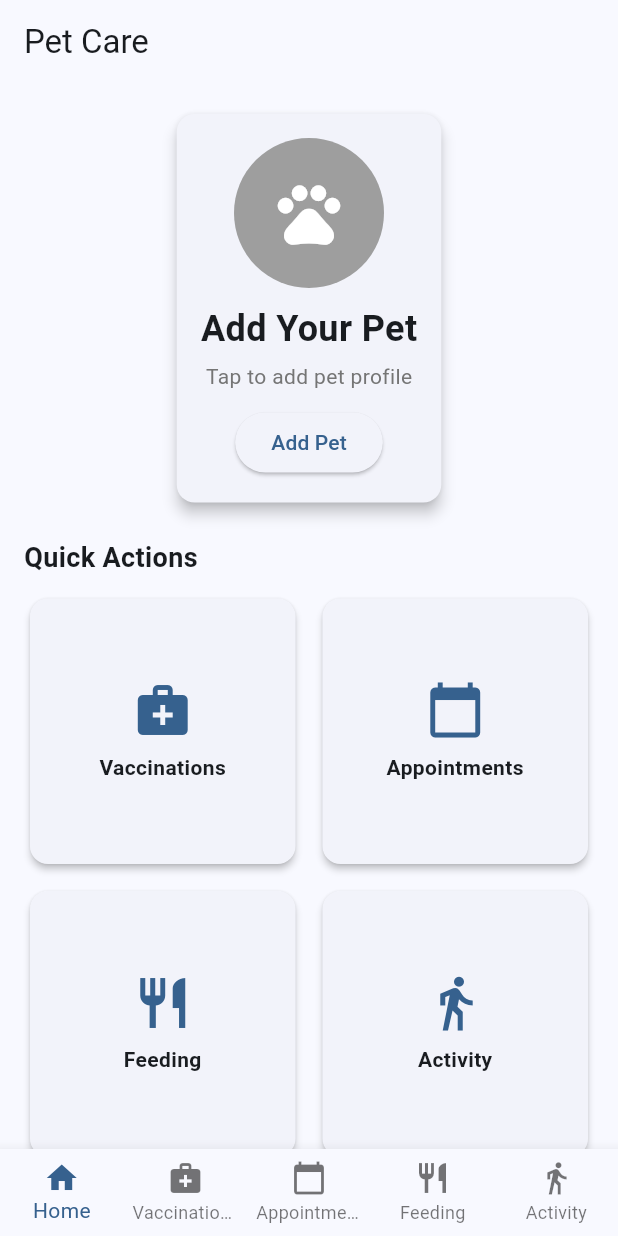
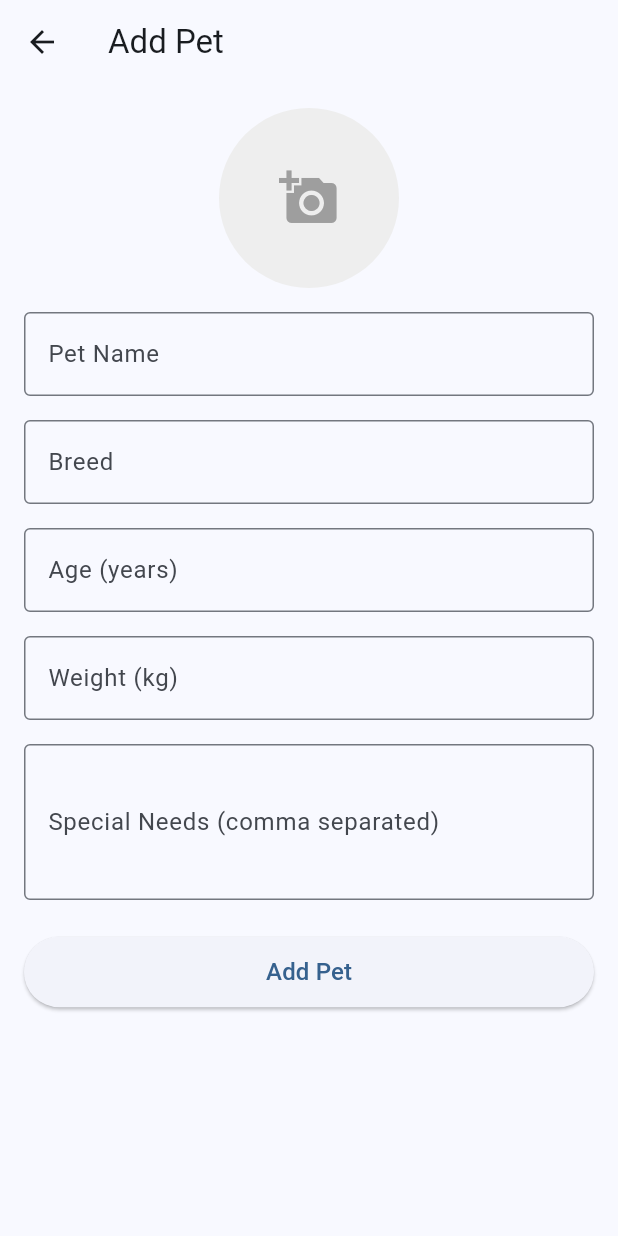
Before and after one commit to Sanuka23/pet_care, a Flutter app: the screen it shows after launch, after a tap on "Add Pet", on a phone screen of 412 x 824 dp. Run offline on Flutter 3.47's test engine with Material 3 defaults, Android fonts, the phone set to English and light mode, and no system bars; our stand-ins replace image_picker, shared_preferences.

Commit message:
Step 2: Implemented pet profile management with tests

```diff
--- a/lib/screens/home_screen.dart
+++ b/lib/screens/home_screen.dart
@@ -1,9 +1,14 @@
 import 'package:flutter/material.dart';
+import 'package:provider/provider.dart';
+import 'dart:io';
 import 'vaccination_screen.dart';
 import 'appointment_screen.dart';
 import 'feeding_screen.dart';
 import 'activity_screen.dart';
 import 'playdate_screen.dart';
+import 'pet_profile_screen.dart';
+import '../services/pet_provider.dart';
+import '../models/pet_model.dart';
 
 class HomeScreen extends StatefulWidget {
   const HomeScreen({super.key});
@@ -16,10 +21,25 @@ class _HomeScreenState extends State<HomeScreen> {
   int _currentIndex = 0;
 
   @override
+  void initState() {
+    super.initState();
+    // Load pets when the app starts
+    WidgetsBinding.instance.addPostFrameCallback((_) {
+      Provider.of<PetProvider>(context, listen: false).loadPets();
+    });
+  }
+
+  @override
   Widget build(BuildContext context) {
     return Scaffold(
       appBar: AppBar(
         title: const Text('Pet Care'),
+        actions: [
+          IconButton(
+            icon: const Icon(Icons.pets),
+            onPressed: _showPetSelector,
+          ),
+        ],
       ),
       body: _buildBody(),
       bottomNavigationBar: BottomNavigationBar(
@@ -56,6 +76,80 @@ class _HomeScreenState extends State<HomeScreen> {
     );
   }
 
+  void _showPetSelector() {
+    final petProvider = Provider.of<PetProvider>(context, listen: false);
+    final pets = petProvider.pets;
+
+    if (pets.isEmpty) {
+      // If no pets, navigate directly to add pet screen
+      Navigator.push(
+        context,
+        MaterialPageRoute(builder: (context) => const PetProfileScreen()),
+      );
+      return;
+    }
+
+    showModalBottomSheet(
+      context: context,
+      builder: (context) {
+        return Column(
+          mainAxisSize: MainAxisSize.min,
+          children: [
+            const ListTile(
+              title: Text(
+                'Select Pet',
+                style: TextStyle(fontWeight: FontWeight.bold),
+              ),
+            ),
+            const Divider(),
+            ...pets.map((pet) => ListTile(
+              leading: pet.imageUrl != null
+                ? CircleAvatar(
+                    backgroundImage: FileImage(File(pet.imageUrl!)),
+                  )
+                : const CircleAvatar(
+                    child: Icon(Icons.pets),
+                  ),
+              title: Text(pet.name),
+              subtitle: Text('${pet.breed}, ${pet.age} years'),
+              onTap: () {
+                petProvider.setCurrentPet(pet);
+                Navigator.pop(context);
+              },
+              trailing: IconButton(
+                icon: const Icon(Icons.edit),
+                onPressed: () {
+                  Navigator.pop(context);
+                  Navigator.push(
+                    context,
+                    MaterialPageRoute(
+                      builder: (context) => PetProfileScreen(pet: pet),
+                    ),
+                  );
+                },
+              ),
+            )),
+            ListTile(
+              leading: const CircleAvatar(
+                child: Icon(Icons.add),
+              ),
+              title: const Text('Add New Pet'),
+              onTap: () {
+                Navigator.pop(context);
+                Navigator.push(
+                  context,
+                  MaterialPageRoute(
+                    builder: (context) => const PetProfileScreen(),
+                  ),
+                );
+              },
+            ),
+          ],
+        );
+      },
+    );
+  }
+
   Widget _buildBody() {
     switch (_currentIndex) {
       case 0:
@@ -74,11 +168,17 @@ class _HomeScreenState extends State<HomeScreen> {
   }
 
   Widget _buildHomeContent() {
+    return Consumer<PetProvider>(
+      builder: (context, petProvider, child) {
+        final currentPet = petProvider.currentPet;
+
         return SingleChildScrollView(
           padding: const EdgeInsets.all(16.0),
           child: Column(
             children: [
-          _buildPetProfile(),
+              currentPet != null
+                ? _buildPetProfileCard(currentPet)
+                : _buildAddPetCard(),
               const SizedBox(height: 20),
               _buildQuickActions(),
               const SizedBox(height: 20),
@@ -86,9 +186,79 @@ class _HomeScreenState extends State<HomeScreen> {
             ],
           ),
         );
+      },
+    );
   }
 
-  Widget _buildPetProfile() {
+  Widget _buildPetProfileCard(Pet pet) {
+    return Card(
+      elevation: 4,
+      child: Padding(
+        padding: const EdgeInsets.all(16.0),
+        child: Column(
+          children: [
+            if (pet.imageUrl != null)
+              CircleAvatar(
+                radius: 50,
+                backgroundImage: FileImage(File(pet.imageUrl!)),
+              )
+            else
+              const CircleAvatar(
+                radius: 50,
+                backgroundColor: Colors.grey,
+                child: Icon(Icons.pets, size: 50, color: Colors.white),
+              ),
+            const SizedBox(height: 10),
+            Text(
+              pet.name,
+              style: const TextStyle(fontSize: 24, fontWeight: FontWeight.bold),
+            ),
+            const SizedBox(height: 5),
+            Text(
+              '${pet.breed}, ${pet.age} years old, ${pet.weight} kg',
+              style: TextStyle(color: Colors.grey[600]),
+            ),
+            if (pet.specialNeeds != null && pet.specialNeeds!.isNotEmpty) ...[
+              const SizedBox(height: 10),
+              Wrap(
+                spacing: 6,
+                children: pet.specialNeeds!.map((need) => Chip(
+                  label: Text(need),
+                  backgroundColor: Colors.blue.shade50,
+                )).toList(),
+              ),
+            ],
+            const SizedBox(height: 10),
+            Row(
+              mainAxisAlignment: MainAxisAlignment.center,
+              children: [
+                ElevatedButton.icon(
+                  onPressed: () {
+                    Navigator.push(
+                      context,
+                      MaterialPageRoute(
+                        builder: (context) => PetProfileScreen(pet: pet),
+                      ),
+                    );
+                  },
+                  icon: const Icon(Icons.edit),
+                  label: const Text('Edit'),
+                ),
+                const SizedBox(width: 10),
+                OutlinedButton.icon(
+                  onPressed: _showPetSelector,
+                  icon: const Icon(Icons.pets),
+                  label: const Text('Switch Pet'),
+                ),
+              ],
+            ),
+          ],
+        ),
+      ),
+    );
+  }
+
+  Widget _buildAddPetCard() {
     return Card(
       elevation: 4,
       child: Padding(
@@ -113,7 +283,12 @@ class _HomeScreenState extends State<HomeScreen> {
             const SizedBox(height: 10),
             ElevatedButton(
               onPressed: () {
-                // Profile creation will be implemented later
+                Navigator.push(
+                  context,
+                  MaterialPageRoute(
+                    builder: (context) => const PetProfileScreen(),
+                  ),
+                );
               },
               child: const Text('Add Pet'),
             ),
@@ -191,6 +366,10 @@ class _HomeScreenState extends State<HomeScreen> {
   }
 
   Widget _buildRecentActivities() {
+    return Consumer<PetProvider>(
+      builder: (context, petProvider, child) {
+        final currentPet = petProvider.currentPet;
+
         return Column(
           crossAxisAlignment: CrossAxisAlignment.start,
           children: [
@@ -201,17 +380,21 @@ class _HomeScreenState extends State<HomeScreen> {
             const SizedBox(height: 10),
             Card(
               elevation: 2,
-          child: ListTile(
-            leading: const Icon(Icons.info_outline),
-            title: const Text('No recent activities'),
-            subtitle: const Text('Add a pet to get started'),
-            trailing: const Icon(Icons.arrow_forward_ios, size: 16),
-            onTap: () {
-              // Will be implemented later
-            },
+              child: currentPet == null
+                ? const ListTile(
+                    leading: Icon(Icons.info_outline),
+                    title: Text('No recent activities'),
+                    subtitle: Text('Add a pet to get started'),
+                  )
+                : const ListTile(
+                    leading: Icon(Icons.info_outline),
+                    title: Text('No recent activities'),
+                    subtitle: Text('Your activities will appear here'),
                   ),
             ),
           ],
         );
+      },
+    );
   }
 }
--- /dev/null
+++ b/lib/screens/pet_profile_screen.dart
@@ -0,0 +1,218 @@
+import 'package:flutter/material.dart';
+import 'package:provider/provider.dart';
+import 'package:image_picker/image_picker.dart';
+import 'dart:io';
+import '../models/pet_model.dart';
+import '../services/pet_provider.dart';
+
+class PetProfileScreen extends StatefulWidget {
+  final Pet? pet; // Optional pet for editing
+
+  const PetProfileScreen({super.key, this.pet});
+
+  @override
+  State<PetProfileScreen> createState() => _PetProfileScreenState();
+}
+
+class _PetProfileScreenState extends State<PetProfileScreen> {
+  final _formKey = GlobalKey<FormState>();
+  final _nameController = TextEditingController();
+  final _breedController = TextEditingController();
+  final _ageController = TextEditingController();
+  final _weightController = TextEditingController();
+  final _specialNeedsController = TextEditingController();
+
+  File? _imageFile;
+  final ImagePicker _picker = ImagePicker();
+
+  @override
+  void initState() {
+    super.initState();
+    // If editing, populate the fields
+    if (widget.pet != null) {
+      _nameController.text = widget.pet!.name;
+      _breedController.text = widget.pet!.breed;
+      _ageController.text = widget.pet!.age.toString();
+      _weightController.text = widget.pet!.weight.toString();
+      _specialNeedsController.text = widget.pet!.specialNeeds?.join(', ') ?? '';
+    }
+  }
+
+  @override
+  void dispose() {
+    _nameController.dispose();
+    _breedController.dispose();
+    _ageController.dispose();
+    _weightController.dispose();
+    _specialNeedsController.dispose();
+    super.dispose();
+  }
+
+  Future<void> _pickImage() async {
+    final XFile? pickedImage =
+        await _picker.pickImage(source: ImageSource.gallery);
+
+    if (pickedImage != null) {
+      setState(() {
+        _imageFile = File(pickedImage.path);
+      });
+    }
+  }
+
+  void _savePet() {
+    if (_formKey.currentState!.validate()) {
+      // Create a new pet with the form data
+      final pet = Pet(
+        id: widget.pet?.id ?? DateTime.now().millisecondsSinceEpoch.toString(),
+        name: _nameController.text,
+        breed: _breedController.text,
+        age: int.parse(_ageController.text),
+        weight: double.parse(_weightController.text),
+        imageUrl: _imageFile?.path,
+        specialNeeds: _specialNeedsController.text.isNotEmpty
+            ? _specialNeedsController.text.split(',').map((s) => s.trim()).toList()
+            : null,
+      );
+
+      // Add the pet to the provider
+      Provider.of<PetProvider>(context, listen: false).setPet(pet);
+
+      // Navigate back
+      Navigator.pop(context);
+    }
+  }
+
+  @override
+  Widget build(BuildContext context) {
+    return Scaffold(
+      appBar: AppBar(
+        title: Text(widget.pet == null ? 'Add Pet' : 'Edit Pet'),
+      ),
+      body: SingleChildScrollView(
+        padding: const EdgeInsets.all(16.0),
+        child: Form(
+          key: _formKey,
+          child: Column(
+            crossAxisAlignment: CrossAxisAlignment.stretch,
+            children: [
+              // Pet Image
+              Center(
+                child: GestureDetector(
+                  onTap: _pickImage,
+                  child: CircleAvatar(
+                    radius: 60,
+                    backgroundColor: Colors.grey.shade200,
+                    backgroundImage: _imageFile != null
+                      ? FileImage(_imageFile!)
+                      : widget.pet?.imageUrl != null
+                          ? FileImage(File(widget.pet!.imageUrl!)) as ImageProvider
+                          : null,
+                    child: _imageFile == null && widget.pet?.imageUrl == null
+                      ? const Icon(Icons.add_a_photo, size: 40, color: Colors.grey)
+                      : null,
+                  ),
+                ),
+              ),
+              const SizedBox(height: 16),
+
+              // Name
+              TextFormField(
+                controller: _nameController,
+                decoration: const InputDecoration(
+                  labelText: 'Pet Name',
+                  border: OutlineInputBorder(),
+                ),
+                validator: (value) {
+                  if (value == null || value.isEmpty) {
+                    return 'Please enter pet name';
+                  }
+                  return null;
+                },
+              ),
+              const SizedBox(height: 16),
+
+              // Breed
+              TextFormField(
+                controller: _breedController,
+                decoration: const InputDecoration(
+                  labelText: 'Breed',
+                  border: OutlineInputBorder(),
+                ),
+                validator: (value) {
+                  if (value == null || value.isEmpty) {
+                    return 'Please enter breed';
+                  }
+                  return null;
+                },
+              ),
+              const SizedBox(height: 16),
+
+              // Age
+              TextFormField(
+                controller: _ageController,
+                decoration: const InputDecoration(
+                  labelText: 'Age (years)',
+                  border: OutlineInputBorder(),
+                ),
+                keyboardType: TextInputType.number,
+                validator: (value) {
+                  if (value == null || value.isEmpty) {
+                    return 'Please enter age';
+                  }
+                  if (int.tryParse(value) == null) {
+                    return 'Please enter a valid age';
+                  }
+                  return null;
+                },
+              ),
+              const SizedBox(height: 16),
+
+              // Weight
+              TextFormField(
+                controller: _weightController,
+                decoration: const InputDecoration(
+                  labelText: 'Weight (kg)',
+                  border: OutlineInputBorder(),
+                ),
+                keyboardType: TextInputType.number,
+                validator: (value) {
+                  if (value == null || value.isEmpty) {
+                    return 'Please enter weight';
+                  }
+                  if (double.tryParse(value) == null) {
+                    return 'Please enter a valid weight';
+                  }
+                  return null;
+                },
+              ),
+              const SizedBox(height: 16),
+
+              // Special Needs
+              TextFormField(
+                controller: _specialNeedsController,
+                decoration: const InputDecoration(
+                  labelText: 'Special Needs (comma separated)',
+                  border: OutlineInputBorder(),
+                ),
+                maxLines: 3,
+              ),
+              const SizedBox(height: 24),
+
+              // Save Button
+              ElevatedButton(
+                onPressed: _savePet,
+                style: ElevatedButton.styleFrom(
+                  padding: const EdgeInsets.symmetric(vertical: 12),
+                ),
+                child: Text(
+                  widget.pet == null ? 'Add Pet' : 'Save Changes',
+                  style: const TextStyle(fontSize: 16),
+                ),
+              ),
+            ],
+          ),
+        ),
+      ),
+    );
+  }
+}
--- a/lib/services/pet_provider.dart
+++ b/lib/services/pet_provider.dart
@@ -1,13 +1,112 @@
 import 'package:flutter/foundation.dart';
+import 'package:shared_preferences/shared_preferences.dart';
+import 'dart:convert';
 import '../models/pet_model.dart';
 
 class PetProvider with ChangeNotifier {
+  List<Pet> _pets = [];
   Pet? _currentPet;
 
+  List<Pet> get pets => _pets;
   Pet? get currentPet => _currentPet;
 
+  // Add a new pet or update existing pet
   void setPet(Pet pet) {
+    final index = _pets.indexWhere((p) => p.id == pet.id);
+
+    if (index >= 0) {
+      // Update existing pet
+      _pets[index] = pet;
+    } else {
+      // Add new pet
+      _pets.add(pet);
+    }
+
+    // Set as current pet
+    _currentPet = pet;
+
+    // Save pets to local storage
+    _savePets();
+
+    notifyListeners();
+  }
+
+  // Remove a pet
+  void removePet(String petId) {
+    _pets.removeWhere((p) => p.id == petId);
+
+    // If current pet was removed, set current to first pet or null
+    if (_currentPet != null && _currentPet!.id == petId) {
+      _currentPet = _pets.isNotEmpty ? _pets[0] : null;
+    }
+
+    // Save pets to local storage
+    _savePets();
+
+    notifyListeners();
+  }
+
+  // Set current pet
+  void setCurrentPet(Pet pet) {
     _currentPet = pet;
     notifyListeners();
   }
+
+  // Load pets from local storage
+  Future<void> loadPets() async {
+    try {
+      final prefs = await SharedPreferences.getInstance();
+      final petsJson = prefs.getStringList('pets') ?? [];
+
+      _pets = petsJson.map((json) => _petFromJson(jsonDecode(json))).toList();
+
+      if (_pets.isNotEmpty && _currentPet == null) {
+        _currentPet = _pets[0];
+      }
+
+      notifyListeners();
+    } catch (e) {
+      debugPrint('Error loading pets: $e');
+    }
+  }
+
+  // Save pets to local storage
+  Future<void> _savePets() async {
+    try {
+      final prefs = await SharedPreferences.getInstance();
+      final petsJson = _pets.map((pet) => jsonEncode(_petToJson(pet))).toList();
+
+      await prefs.setStringList('pets', petsJson);
+    } catch (e) {
+      debugPrint('Error saving pets: $e');
+    }
+  }
+
+  // Convert Pet to JSON
+  Map<String, dynamic> _petToJson(Pet pet) {
+    return {
+      'id': pet.id,
+      'name': pet.name,
+      'breed': pet.breed,
+      'age': pet.age,
+      'weight': pet.weight,
+      'imageUrl': pet.imageUrl,
+      'specialNeeds': pet.specialNeeds,
+    };
+  }
+
+  // Convert JSON to Pet
+  Pet _petFromJson(Map<String, dynamic> json) {
+    return Pet(
+      id: json['id'],
+      name: json['name'],
+      breed: json['breed'],
+      age: json['age'],
+      weight: json['weight'].toDouble(),
+      imageUrl: json['imageUrl'],
+      specialNeeds: json['specialNeeds'] != null
+          ? List<String>.from(json['specialNeeds'])
+          : null,
+    );
+  }
 }
```
Also changed, not shown: 1 other file. Lines whose indentation alone changed are shown as unchanged.
